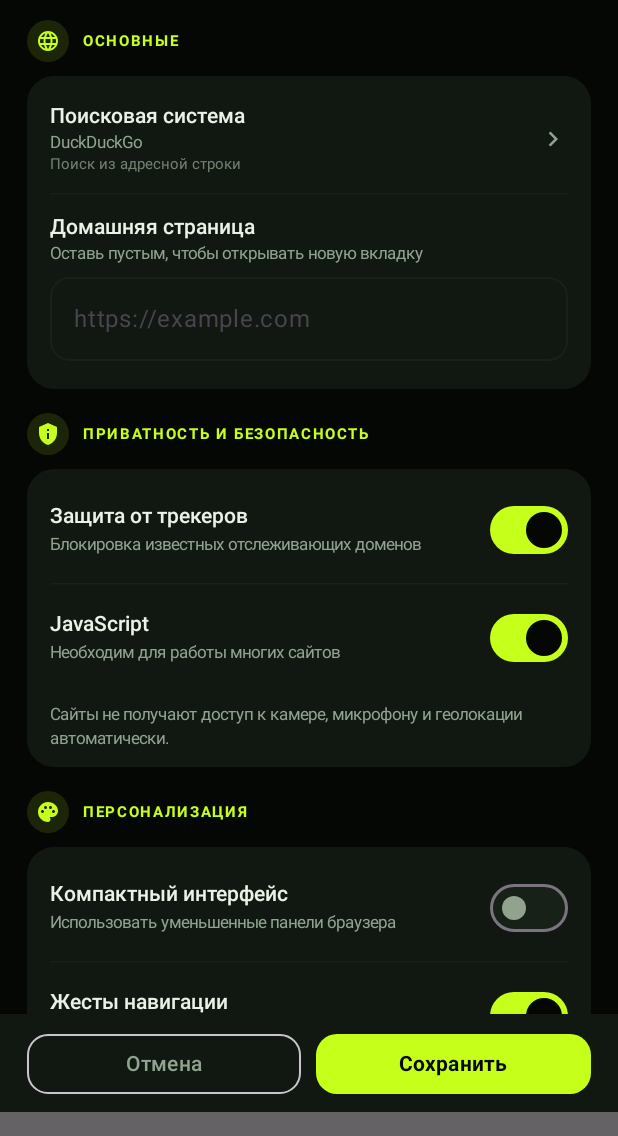
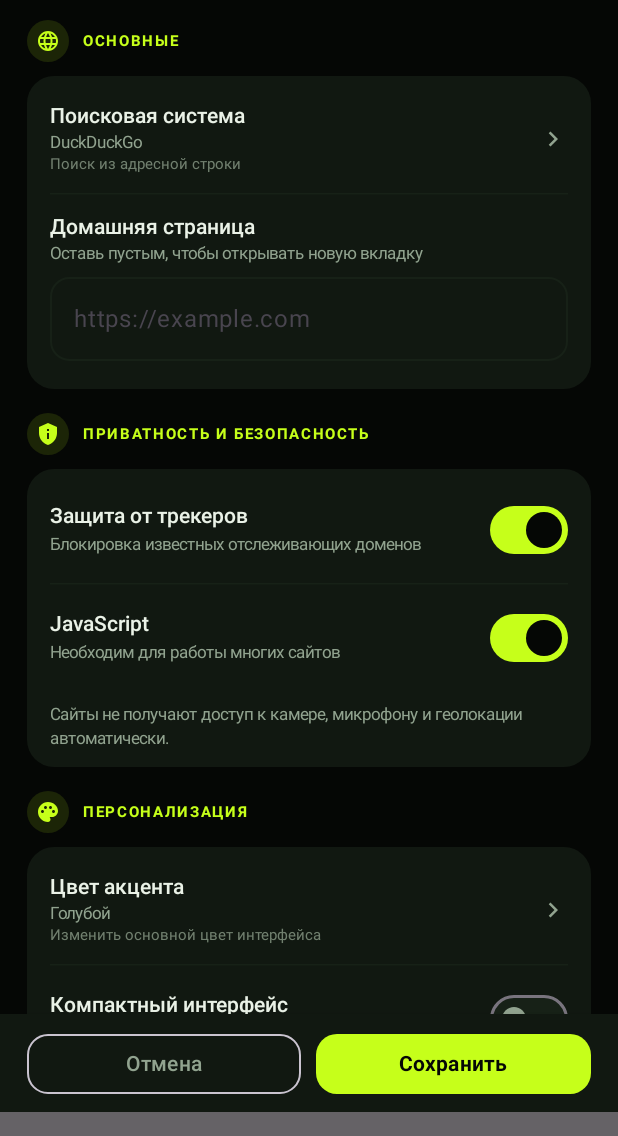
Before and after one commit to Toska-0/FerBrows, an Android app built with Jetpack Compose: the composable BrowserSettingsDialog shown on its own in the app's theme, after a tap on "Поисковая система", on a phone screen of 412 x 824 dp, the part 100-1236 px from its top. Run offline under Robolectric (Android 15) with nearby library versions, the phone set to English and light mode, and no system bars; libraries missing offline, so code that uses them is left out: kotlin.math.abs; pictures from the network do not load; 2 other taps on this screen came first.

Commit message:
Add selectable accent color to personalization

```diff
--- a/app/src/main/java/studio/toska/ferbrows/BrowserSettingsDialog.kt
+++ b/app/src/main/java/studio/toska/ferbrows/BrowserSettingsDialog.kt
@@ -112,6 +112,23 @@ fun BrowserSettingsDialog(
                     }
                     }
                     SettingsGroup("ПЕРСОНАЛИЗАЦИЯ", Icons.Filled.Palette) {
+                        SettingsAction(
+                            "Цвет акцента",
+                            when (draft.accentColor.uppercase()) {
+                                "#55D6FF" -> "Голубой"
+                                "#B69CFF" -> "Фиолетовый"
+                                "#FFB86B" -> "Янтарный"
+                                "#FF7A9E" -> "Розовый"
+                                else -> "Лаймовый"
+                            },
+                            "Изменить основной цвет интерфейса",
+                            onClick = {
+                                val palette = listOf("#C6FF1A", "#55D6FF", "#B69CFF", "#FFB86B", "#FF7A9E")
+                                val current = palette.indexOf(draft.accentColor.uppercase()).coerceAtLeast(0)
+                                draft = draft.copy(accentColor = palette[(current + 1) % palette.size])
+                            }
+                        )
+                        HorizontalDivider(color = PanelSoft)
                         SettingsToggle("Компактный интерфейс", "Использовать уменьшенные панели браузера", draft.compactInterface) {
                             draft = draft.copy(compactInterface = it)
                         }
```
